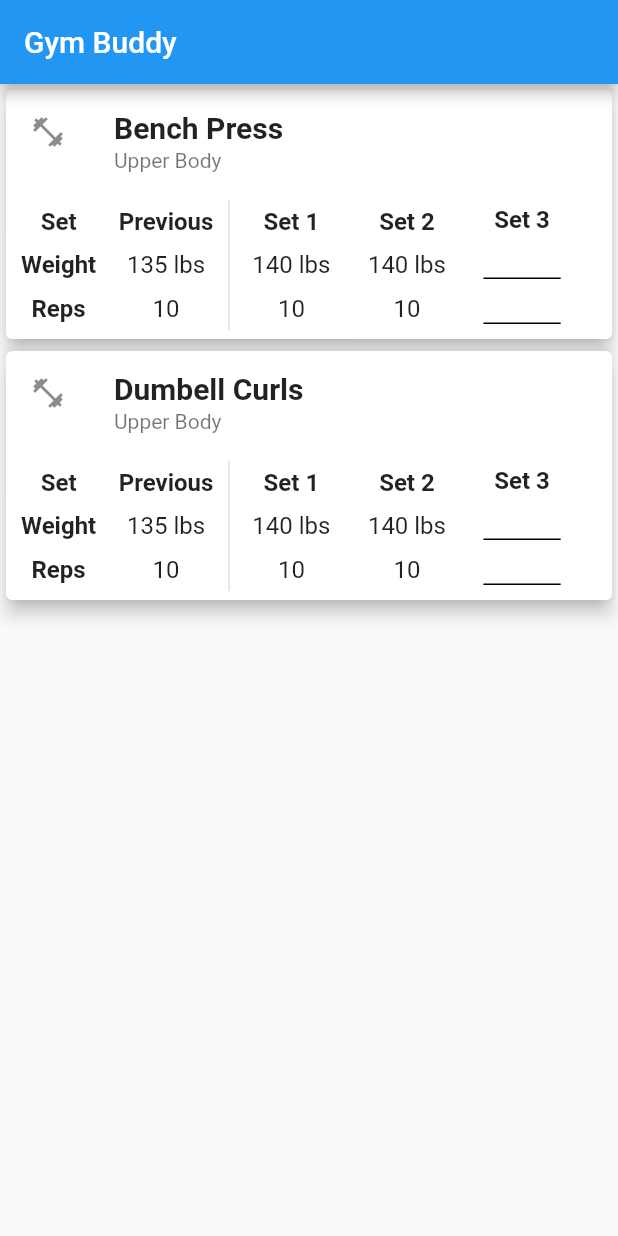
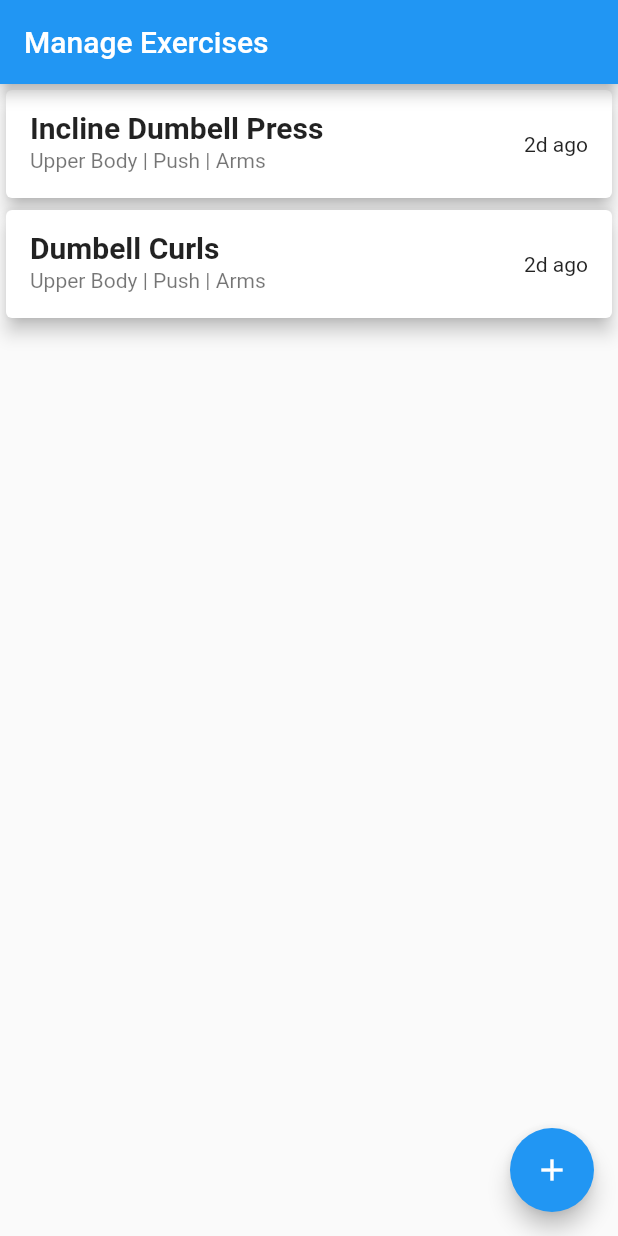
Before and after one commit to scottwinter/gym_buddy_tracker, a Flutter app: the screen it shows after launch, on a phone screen of 412 x 824 dp. Run offline on Flutter 3.47's test engine with Material 2 defaults, Android fonts, the phone set to English and light mode, and no system bars.

Commit message:
Added more screen files and started building exercise management screen.

```diff
--- a/lib/main.dart
+++ b/lib/main.dart
@@ -1,4 +1,5 @@
 import 'package:flutter/material.dart';
+import 'package:gym_buddy_tracker/routes/manage_exercises.dart';
 import 'package:gym_buddy_tracker/routes/todays_workout.dart';
 
 void main() => runApp(MainApp());
@@ -10,7 +11,7 @@ class MainApp extends StatelessWidget {
     return MaterialApp(
       title: "Gym Buddy",
       theme: ThemeData.light(),
-      home: MyApp()
+      home: ManageExercises()
     );
   }
 }
--- /dev/null
+++ b/lib/routes/manage_exercises.dart
@@ -0,0 +1,69 @@
+import 'package:flutter/material.dart';
+import 'package:gym_buddy_tracker/routes/todays_workout.dart';
+
+class ManageExercises extends StatefulWidget {
+  @override
+  _ManageExercisesState createState() => new _ManageExercisesState();
+}
+
+class _ManageExercisesState extends State<ManageExercises> {
+  List<String> exercises;
+
+  @override
+  Widget build(BuildContext context) {
+    return Scaffold(
+      appBar: AppBar(
+        title: Text('Manage Exercises'),
+      ),
+      body: ListView.builder(
+          itemCount: exercises.length,
+          itemBuilder: (context, index) {
+            return myCard(exercises[index]);
+          }),
+      floatingActionButton: FloatingActionButton(
+        onPressed: () {
+          Navigator.push(
+            context,
+            MaterialPageRoute(builder: (context) => TodayWorkout()),
+          );
+        },
+        child: Icon(Icons.add),
+      ),
+    );
+  }
+
+  initState() {
+    super.initState();
+    exercises = createWorkout();
+  }
+
+  List<String> createWorkout() {
+    List<String> exerciseList = new List();
+    exerciseList.add("Incline Dumbell Press");
+    exerciseList.add("Dumbell Curls");
+    return exerciseList;
+  }
+
+  Widget myCard(String exercise) {
+    return Card(
+        elevation: 5.0,
+        child: InkWell(
+          onTap: () {
+            // function gets executed on a tap
+          },
+          child: Column(
+            mainAxisSize: MainAxisSize.min,
+            children: <Widget>[
+              ListTile(
+//                leading: Icon(Icons.fitness_center),
+                title: Text(exercise,
+                    style:
+                        TextStyle(fontWeight: FontWeight.bold, fontSize: 20)),
+                subtitle: Text('Upper Body | Push | Arms'),
+                trailing: Text("2d ago"),
+              ),
+            ],
+          ),
+        ));
+  }
+}
--- a/lib/routes/todays_workout.dart
+++ b/lib/routes/todays_workout.dart
@@ -1,11 +1,11 @@
 import 'package:flutter/material.dart';
 
-class MyApp extends StatefulWidget {
+class TodayWorkout extends StatefulWidget {
   @override
-  _MyAppState createState() => new _MyAppState();
+  _TodayWorkoutState createState() => new _TodayWorkoutState();
 }
 
-class _MyAppState extends State<MyApp> {
+class _TodayWorkoutState extends State<TodayWorkout> {
   List<String> exercises;
 
   @override
```
Also changed, not shown: lib/routes/add_edit_exercise.dart (added), lib/routes/add_edit_routine.dart (added), lib/routes/manage_routines.dart (added).
